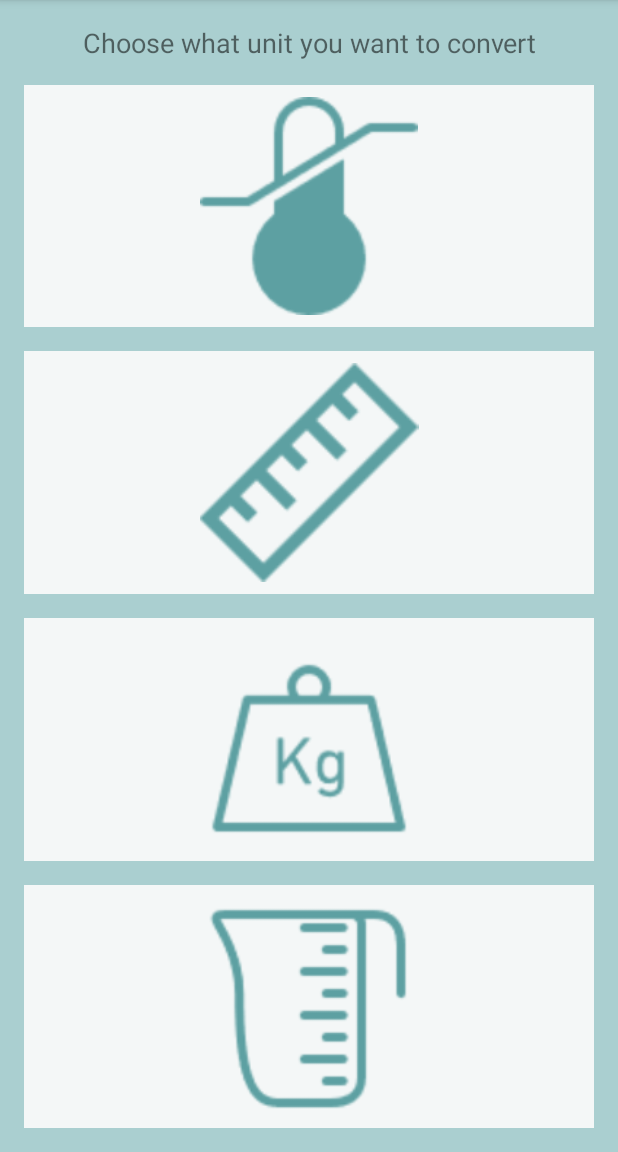
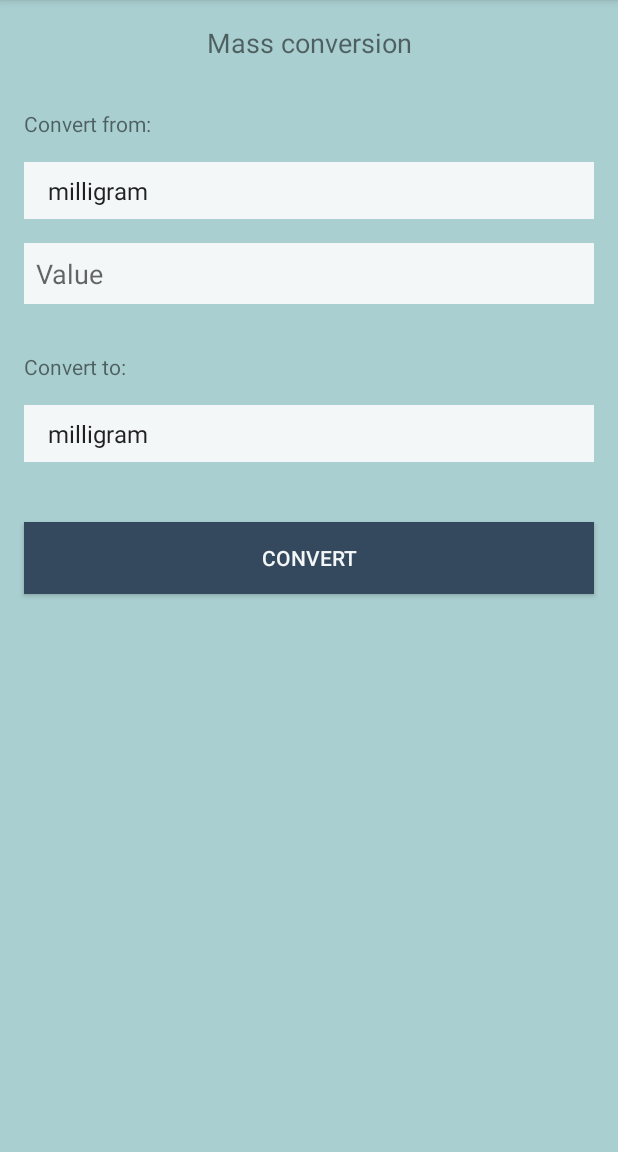
Before and after one commit to fkulic/UniCon, an Android app: the screen it shows after launch (MainActivity before the commit, ConvertMass after it), after a tap on an icon or button, on a phone screen of 412 x 824 dp, the part 84-1236 px from its top. Run offline under Robolectric (Android 15) with nearby library versions, the phone set to English and light mode, and no system bars.

Commit message:
add ConvertMass activity and Mass Class

```diff
--- a/app/src/main/AndroidManifest.xml
+++ b/app/src/main/AndroidManifest.xml
@@ -22,6 +22,8 @@
         </activity>
         <activity android:name=".ResultActivity">
         </activity>
+        <activity android:name=".ConvertMass">
+        </activity>
     </application>
 
 </manifest>
--- /dev/null
+++ b/app/src/main/java/com/fkulic/unicon/ConvertMass.java
@@ -0,0 +1,100 @@
+package com.fkulic.unicon;
+
+import android.content.Intent;
+import android.os.Bundle;
+import android.support.v7.app.AppCompatActivity;
+import android.view.View;
+import android.widget.Button;
+import android.widget.EditText;
+import android.widget.Spinner;
+import android.widget.Toast;
+
+import static com.fkulic.unicon.Mass.UNIT_G;
+import static com.fkulic.unicon.Mass.UNIT_GRAIN;
+import static com.fkulic.unicon.Mass.UNIT_KG;
+import static com.fkulic.unicon.Mass.UNIT_LTON;
+import static com.fkulic.unicon.Mass.UNIT_MG;
+import static com.fkulic.unicon.Mass.UNIT_OUNCE;
+import static com.fkulic.unicon.Mass.UNIT_POUND;
+import static com.fkulic.unicon.Mass.UNIT_STON;
+import static com.fkulic.unicon.Mass.UNIT_T;
+import static com.fkulic.unicon.ResultActivity.INPUT_UNIT;
+import static com.fkulic.unicon.ResultActivity.INPUT_VALUE;
+import static com.fkulic.unicon.ResultActivity.OUTPUT_UNIT;
+import static com.fkulic.unicon.ResultActivity.OUTPUT_VALUE;
+
+public class ConvertMass extends AppCompatActivity implements View.OnClickListener {
+
+    Spinner sMassInput;
+    Spinner sMassOutput;
+    EditText etMass;
+    Button bConvertMass;
+
+    private Mass mMass;
+
+    @Override
+    protected void onCreate(Bundle savedInstanceState) {
+        super.onCreate(savedInstanceState);
+        setContentView(R.layout.activity_convert_mass);
+        setUpUI();
+    }
+
+    private void setUpUI() {
+        sMassInput = (Spinner) findViewById(R.id.sMassInput);
+        sMassOutput = (Spinner) findViewById(R.id.sMassOutput);
+        etMass = (EditText) findViewById(R.id.etMassValue);
+        bConvertMass = (Button) findViewById(R.id.bConvertMass);
+
+        bConvertMass.setOnClickListener(this);
+    }
+
+    @Override
+    public void onClick(View v) {
+
+        String inputUnit = sMassInput.getSelectedItem().toString();
+        String outputUnit = sMassOutput.getSelectedItem().toString();
+        String massValue = etMass.getText().toString();
+        double inputValue;
+        double outputValue;
+
+        try {
+            inputValue = Double.parseDouble(massValue);
+            this.mMass = new Mass(inputValue, inputUnit);
+            outputValue = outputUnit.equals(inputUnit) ? inputValue : convertMass(outputUnit);
+
+            Intent intent = new Intent(getApplicationContext(), ResultActivity.class);
+            intent.putExtra(INPUT_UNIT, inputUnit);
+            intent.putExtra(OUTPUT_UNIT, outputUnit);
+            intent.putExtra(INPUT_VALUE, inputValue);
+            intent.putExtra(OUTPUT_VALUE, outputValue);
+            this.startActivity(intent);
+
+        } catch (NumberFormatException e) {
+            Toast.makeText(getApplicationContext(), "Please enter number as value.", Toast.LENGTH_LONG).show();
+        }
+    }
+
+    private double convertMass(String outputUnit) {
+        switch (outputUnit) {
+            case  UNIT_MG:
+                return this.mMass.toMilligrams();
+            case  UNIT_G:
+                return this.mMass.toGrams();
+            case  UNIT_KG:
+                return this.mMass.getValueInKilograms();
+            case  UNIT_T:
+                return this.mMass.toTonnes();
+            case  UNIT_GRAIN:
+                return this.mMass.toGrains();
+            case  UNIT_OUNCE:
+                return this.mMass.toOunces();
+            case  UNIT_POUND:
+                return this.mMass.toPounds();
+            case  UNIT_STON:
+                return this.mMass.toShortTons();
+            case  UNIT_LTON:
+                return this.mMass.toLongTons();
+        }
+        return 0;
+    }
+}
--- a/app/src/main/java/com/fkulic/unicon/MainActivity.java
+++ b/app/src/main/java/com/fkulic/unicon/MainActivity.java
@@ -46,7 +46,7 @@ public class MainActivity extends AppCompatActivity implements View.OnClickListe
                 break;
 
             case R.id.ivConvertWeight:
-
+                intent = new Intent(getApplicationContext(), ConvertMass.class);
                 break;
 
             case R.id.ivConvertVolume:
--- /dev/null
+++ b/app/src/main/res/layout/activity_convert_mass.xml
@@ -0,0 +1,81 @@
+<?xml version="1.0" encoding="utf-8"?>
+<ScrollView
+    xmlns:android="http://schemas.android.com/apk/res/android"
+    android:layout_width="match_parent"
+    android:layout_height="match_parent"
+    android:background="@color/backgroundColor"
+    android:orientation="vertical">
+
+    <LinearLayout
+        android:layout_width="match_parent"
+        android:layout_height="match_parent"
+        android:orientation="vertical">
+
+        <TextView
+            android:layout_width="match_parent"
+            android:layout_height="wrap_content"
+            android:layout_marginTop="16dp"
+            android:gravity="center"
+            android:text="@string/tvConvertMassText"
+            android:textSize="18sp"/>
+
+        <TextView
+            android:layout_width="match_parent"
+            android:layout_height="wrap_content"
+            android:layout_marginTop="16dp"
+            android:padding="16dp"
+            android:text="@string/tvConvertFromText"/>
+
+        <Spinner
+            android:id="@+id/sMassInput"
+            android:layout_width="match_parent"
+            android:layout_height="wrap_content"
+            android:layout_marginBottom="16dp"
+            android:layout_marginLeft="16dp"
+            android:layout_marginRight="16dp"
+            android:background="@color/controlBackground"
+            android:entries="@array/Mass"
+            android:padding="8dp"/>
+
+        <EditText
+            android:id="@+id/etMassValue"
+            android:layout_width="match_parent"
+            android:layout_height="wrap_content"
+            android:layout_marginLeft="16dp"
+            android:layout_marginRight="16dp"
+            android:background="@color/controlBackground"
+            android:hint="@string/etHint"
+            android:inputType="numberDecimal"
+            android:padding="8dp"/>
+
+        <TextView
+            android:layout_width="match_parent"
+            android:layout_height="wrap_content"
+            android:layout_marginTop="16dp"
+            android:padding="16dp"
+            android:text="@string/tvConvertToText"/>
+
+        <Spinner
+            android:id="@+id/sMassOutput"
+            android:layout_width="match_parent"
+            android:layout_height="wrap_content"
+            android:layout_marginBottom="16dp"
+            android:layout_marginLeft="16dp"
+            android:layout_marginRight="16dp"
+            android:background="@color/controlBackground"
+            android:entries="@array/Mass"
+            android:padding="8dp"/>
+
+        <Button
+            android:id="@+id/bConvertMass"
+            android:layout_width="match_parent"
+            android:layout_height="wrap_content"
+            android:layout_marginLeft="16dp"
+            android:layout_marginRight="16dp"
+            android:layout_marginTop="24dp"
+            android:layout_marginBottom="16dp"
+            android:background="@color/colorPrimary"
+            android:text="@string/bConvertText"
+            android:textColor="@color/controlBackground"/>
+    </LinearLayout>
+</ScrollView>
--- a/app/src/main/res/values/strings.xml
+++ b/app/src/main/res/values/strings.xml
@@ -9,6 +9,7 @@
     <string name="equalsSign">=</string>
     <string name="tvConvertFromText">Convert from:</string>
     <string name="tvConvertToText">Convert to:</string>
+    <string name="tvConvertMassText">Mass conversion</string>
 
     <string-array name="Temp">
         <item>°C</item>
@@ -31,4 +32,16 @@
         <item>yard</item>
         <item>mile</item>
     </string-array>
+
+    <string-array name="Mass">
+        <item>milligram</item>
+        <item>gram</item>
+        <item>kilogram</item>
+        <item>tonne</item>
+        <item>grain</item>
+        <item>ounce</item>
+        <item>pound</item>
+        <item>short ton</item>
+        <item>long ton</item>
+    </string-array>
 </resources>
```
Also changed, not shown: app/src/main/java/com/fkulic/unicon/Mass.java (added, +83 -0 lines).
